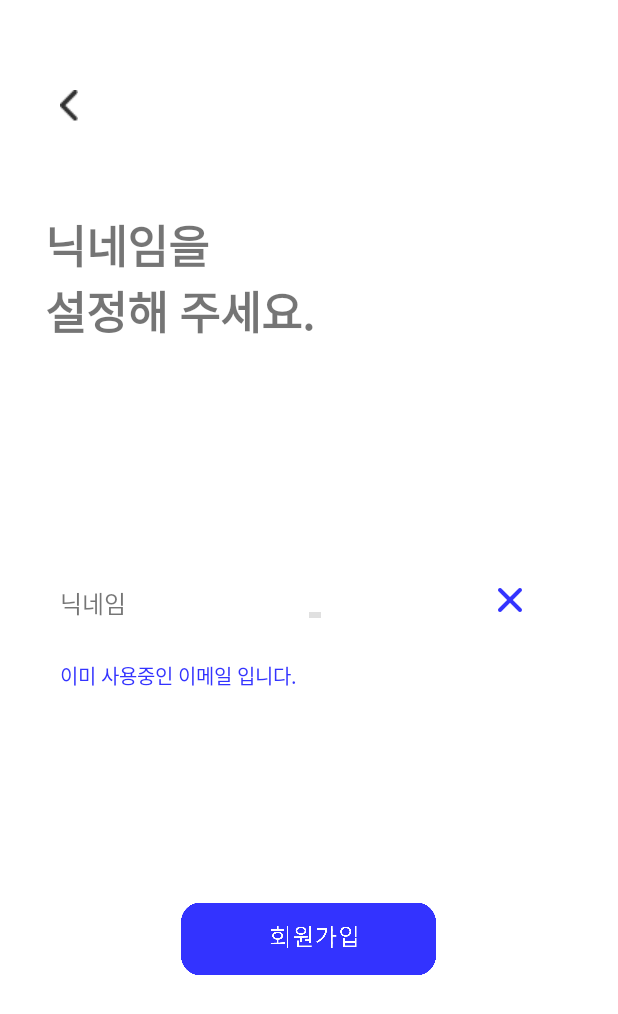
After one commit to PETCH-KR/Frontend-Andriod, an Android app: the layout activity_nickname.xml on its own in the app's theme, with its tools: preview values and no code run, on a phone screen of 412 x 824 dp. The commit adds this screen. Shown: the top 1014 px of the screen. Run offline under Robolectric (Android 15) with nearby library versions, the phone set to English and light mode, and no system bars.

Commit message:
NicknameActivity

```diff
--- a/app/src/main/java/com/example/carry_stray_dogs/RetrofitAPI.kt
+++ b/app/src/main/java/com/example/carry_stray_dogs/RetrofitAPI.kt
@@ -14,4 +14,8 @@ interface RetrofitAPI {
     @POST("api/user/signup")
     fun singupAPI(@FieldMap param: HashMap<String, String>): Call<Post?>?
 
+    @FormUrlEncoded
+    @POST("api/user/check/email")
+    fun emailcheckAPI(@FieldMap param: HashMap<String, String>): Call<Post?>?
+
 }
--- /dev/null
+++ b/app/src/main/res/layout/activity_nickname.xml
@@ -0,0 +1,118 @@
+<?xml version="1.0" encoding="utf-8"?>
+<androidx.constraintlayout.widget.ConstraintLayout xmlns:android="http://schemas.android.com/apk/res/android"
+    xmlns:tools="http://schemas.android.com/tools"
+    android:layout_width="match_parent"
+    android:layout_height="match_parent">
+
+    <LinearLayout
+        android:layout_width="match_parent"
+        android:layout_height="match_parent"
+        android:orientation="vertical">
+
+
+    <LinearLayout
+        android:layout_width="match_parent"
+        android:layout_height="250dp"
+        android:orientation="vertical"
+        android:gravity="left"
+        tools:ignore="MissingConstraints">
+
+        <ImageButton
+            android:id="@+id/cancelBtn"
+            android:layout_width="wrap_content"
+            android:layout_height="wrap_content"
+            android:padding="10dp"
+            android:layout_marginTop="50dp"
+            android:layout_marginLeft="30dp"
+            android:backgroundTint="#00ff"
+            android:src="@drawable/choose_back"
+            />
+
+        <TextView
+            android:id="@+id/text"
+            android:layout_width="wrap_content"
+            android:layout_height="wrap_content"
+            android:layout_marginTop="50dp"
+            android:layout_marginLeft="30dp"
+            android:textSize="30dp"
+            android:textStyle="bold"
+            android:fontFamily="@font/applefont"
+            android:text="닉네임을 &#10;설정해 주세요."
+            />
+
+    </LinearLayout>
+
+        <FrameLayout
+            android:layout_width="wrap_content"
+            android:layout_height="wrap_content"
+            android:layout_marginTop="80dp"
+            android:paddingBottom="10dp">
+
+            <ImageView
+                android:layout_width="match_parent"
+                android:layout_height="wrap_content"
+                android:layout_marginLeft="40dp"
+                android:layout_marginTop="100dp"
+                android:layout_marginRight="40dp"
+                android:src="@drawable/join_line" />
+
+            <TextView
+                android:layout_width="wrap_content"
+                android:layout_height="wrap_content"
+                android:layout_marginLeft="40dp"
+                android:layout_marginTop="60dp"
+                android:fontFamily="@font/applefont"
+                android:text="닉네임"
+                android:textSize="16dp" />
+
+            <EditText
+                android:id="@+id/nickText"
+                android:layout_width="200dp"
+                android:layout_height="wrap_content"
+                android:layout_marginLeft="110dp"
+                android:layout_marginTop="50dp"
+                android:backgroundTint="@color/white"
+                android:fontFamily="@font/applefont"
+                android:gravity="center"
+                android:scrollbars="horizontal"
+                android:singleLine="true"
+                android:textSize="16dp" />
+
+            <ImageButton
+                android:id="@+id/deleteButton"
+                android:layout_width="40dp"
+                android:layout_height="40dp"
+                android:scaleType="fitCenter"
+                android:layout_marginLeft="320dp"
+                android:layout_marginTop="50dp"
+                android:src="@drawable/cancel_blue"
+                android:backgroundTint="@color/white" />
+
+            <TextView
+                android:id="@+id/nick_error_msg"
+                android:layout_width="wrap_content"
+                android:layout_height="wrap_content"
+                android:layout_marginLeft="40dp"
+                android:layout_marginTop="110dp"
+                android:text="이미 사용중인 이메일 입니다."
+                android:textColor="@color/blue"
+                android:textSize="13dp" />
+
+        </FrameLayout>
+
+        <ImageButton
+            android:id="@+id/joinBtn"
+            android:layout_width="170dp"
+            android:layout_height="60dp"
+            android:layout_gravity="center_horizontal"
+            android:layout_marginTop="125dp"
+            android:backgroundTint="@color/white"
+            android:padding="0dp"
+            android:scaleType="fitCenter"
+            android:src="@drawable/join_bluebtn" />
+
+    </LinearLayout>
+
+
+
+</androidx.constraintlayout.widget.ConstraintLayout>
```
Also changed, not shown: app/src/main/java/com/example/carry_stray_dogs/JoinActivity.kt (+7 -18 lines), app/src/main/java/com/example/carry_stray_dogs/NicknameActivity.kt (added, +99 -0 lines), app/src/main/res/layout/activity_join.xml (+50 -100 lines), app/src/main/res/drawable/cancel_blue.png (added), app/src/main/res/drawable/join_bluebtn.png, app/src/main/res/drawable/join_next.png (added), app/src/main/res/drawable/login_kakao.png.
